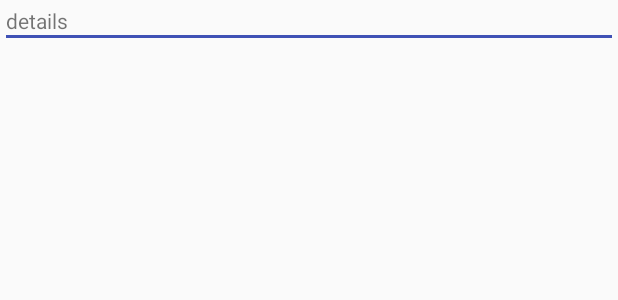
After one commit to batulovandrey/spacex, an Android app: the layout flight_item.xml on its own in the app's theme, with its tools: preview values and no code run, on a phone screen of 412 x 824 dp. The commit adds this screen. Shown: the top 300 px of the screen. Run offline under Robolectric (Android 15) with nearby library versions, the phone set to English and light mode, and no system bars.

Commit message:
added adapter, recyclerView and permissions

```diff
--- a/app/build.gradle
+++ b/app/build.gradle
@@ -27,6 +27,7 @@ dependencies {
     implementation"org.jetbrains.kotlin:kotlin-stdlib-jre7:$kotlin_version"
     implementation 'com.android.support:appcompat-v7:26.1.0'
     implementation 'com.android.support.constraint:constraint-layout:1.0.2'
+    implementation 'com.android.support:recyclerview-v7:26.1.0'
     testImplementation 'junit:junit:4.12'
     androidTestImplementation 'com.android.support.test:runner:1.0.1'
     androidTestImplementation 'com.android.support.test.espresso:espresso-core:3.0.1'
--- a/app/src/main/AndroidManifest.xml
+++ b/app/src/main/AndroidManifest.xml
@@ -1,6 +1,9 @@
 <?xml version="1.0" encoding="utf-8"?>
 <manifest xmlns:android="http://schemas.android.com/apk/res/android"
     package="com.example.butul0ve.spacex">
+
+    <uses-permission android:name="android.permission.INTERNET" />
+    <uses-permission android:name="android.permission.WRITE_EXTERNAL_STORAGE" />
 
     <application
         android:allowBackup="true"
--- /dev/null
+++ b/app/src/main/res/layout/flight_item.xml
@@ -0,0 +1,19 @@
+<?xml version="1.0" encoding="utf-8"?>
+<RelativeLayout xmlns:android="http://schemas.android.com/apk/res/android"
+    xmlns:tools="http://schemas.android.com/tools"
+    android:layout_width="match_parent"
+    android:layout_height="match_parent"
+    android:padding="4dp">
+
+    <TextView
+        android:id="@+id/detail_text_view"
+        android:layout_width="wrap_content"
+        android:layout_height="wrap_content"
+        tools:text="details" />
+
+    <View
+        android:layout_width="match_parent"
+        android:layout_height="2dp"
+        android:layout_below="@id/detail_text_view"
+        android:background="@color/colorPrimary" />
+</RelativeLayout>
```
Also changed, not shown: app/src/main/java/com/example/butul0ve/spacex/adapter/FlightAdapter.kt (added, +39 -0 lines), app/src/main/res/layout/activity_main.xml (+12 -8 lines).
